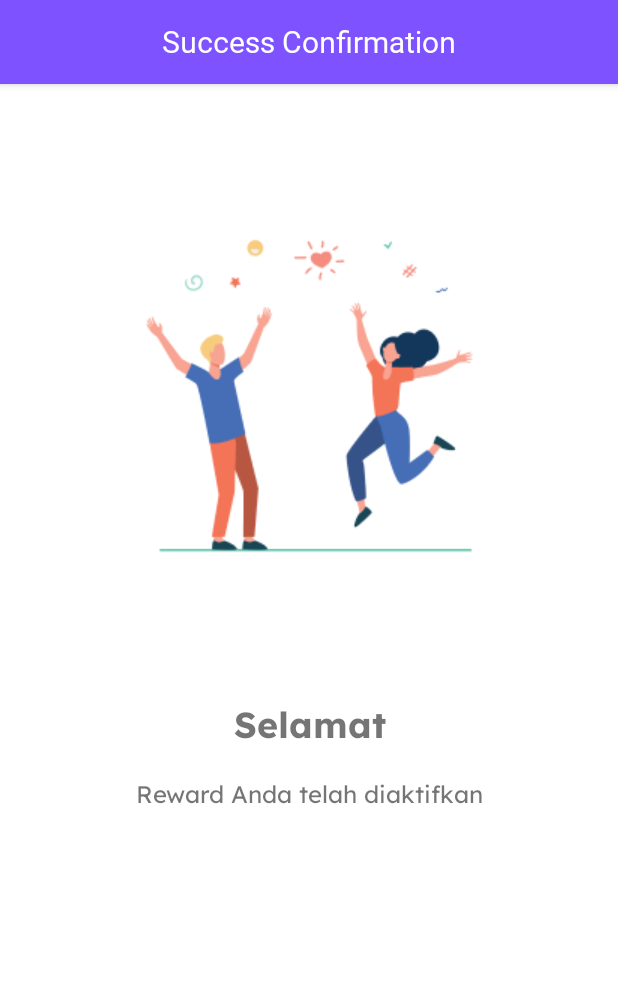
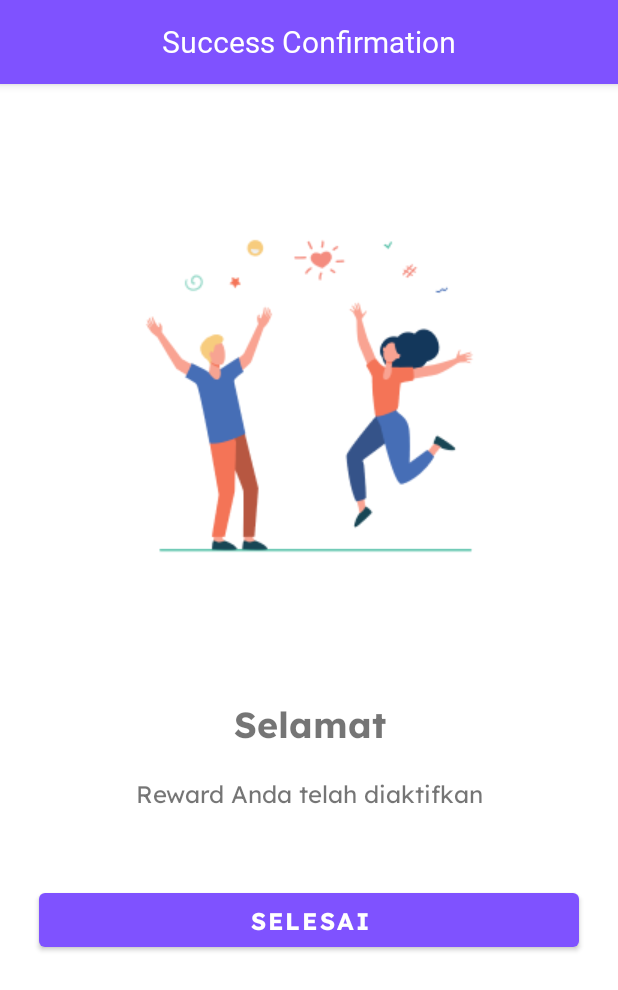
Before and after one commit to rezacahyono/DiTalentApp, an Android app: the fragment ConfirmationResultFragment shown on its own in the app's theme, on a phone screen of 412 x 824 dp. Shown: the top 990 px of the screen. Run offline under Robolectric (Android 15) with nearby library versions, the phone set to English and light mode, and no system bars.

Commit message:
add btn in success confirmation

```diff
--- a/app/src/main/res/layout/fragment_confirmation_result.xml
+++ b/app/src/main/res/layout/fragment_confirmation_result.xml
@@ -38,7 +38,8 @@
         android:src="@drawable/ic_confirmation_success"
         app:layout_constraintEnd_toEndOf="parent"
         app:layout_constraintStart_toStartOf="parent"
-        app:layout_constraintTop_toBottomOf="@+id/toolbar" />
+        app:layout_constraintTop_toBottomOf="@+id/toolbar"
+        android:contentDescription="@string/content_desc_confirmation" />
 
     <TextView
         android:id="@+id/tv_body_title"
@@ -68,5 +69,16 @@
         app:layout_constraintEnd_toEndOf="parent"
         app:layout_constraintStart_toStartOf="parent"/>
 
-
+    <Button
+        android:layout_width="match_parent"
+        android:layout_height="48dp"
+        android:layout_marginHorizontal="26dp"
+        android:layout_marginTop="50dp"
+        android:text="@string/btn_selesai"
+        android:textSize="16sp"
+        android:fontFamily="@font/lexend_bold"
+        app:layout_constraintEnd_toEndOf="parent"
+        app:layout_constraintStart_toStartOf="parent"
+        app:layout_constraintTop_toBottomOf="@id/tv_body_desc"
+        />
 </androidx.constraintlayout.widget.ConstraintLayout>
--- a/app/src/main/res/values/strings.xml
+++ b/app/src/main/res/values/strings.xml
@@ -92,5 +92,6 @@
     <string name="confirmation_success">Success Confirmation</string>
     <string name="confirmation_success_reward_title">Selamat</string>
     <string name="confirmation_success_reward_desc">Reward Anda telah diaktifkan</string>
+    <string name="content_desc_confirmation">ilustration for confrimation</string>
 
 </resources>
```
